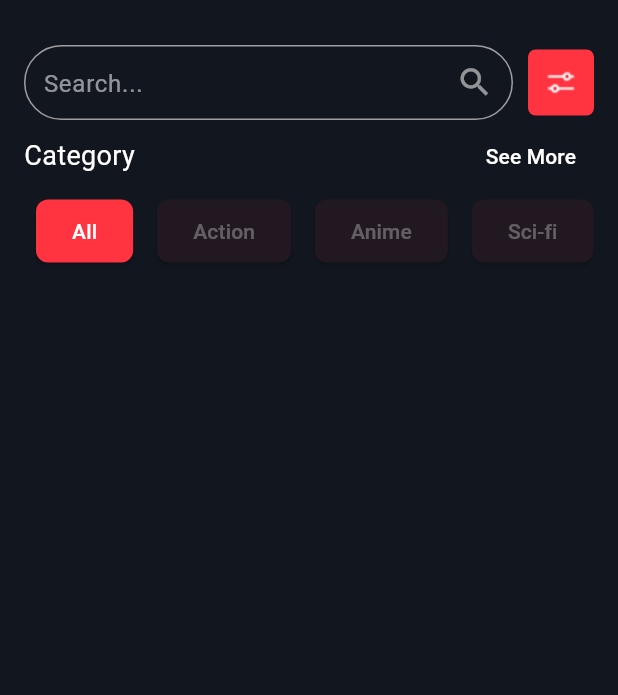
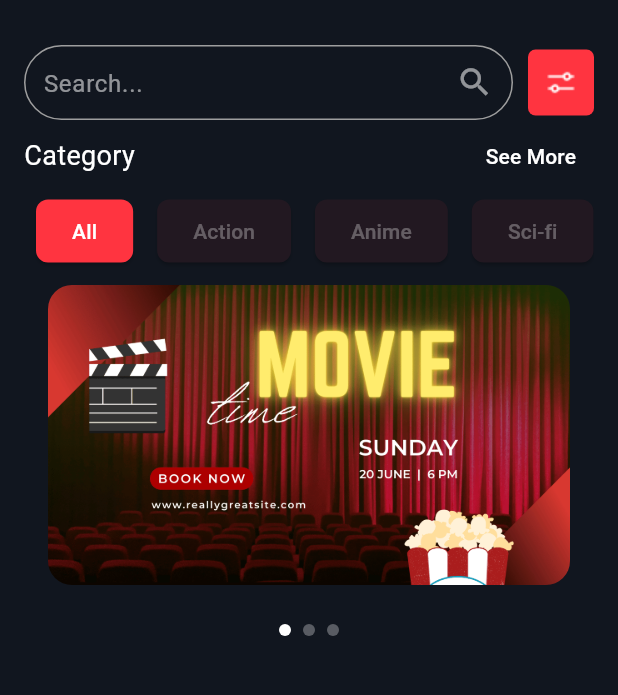
Before and after one commit to marmiju/HomeScrren-Ui, a Flutter app: the screen it shows after launch, on a phone screen of 412 x 824 dp, the part 105-800 px from its top. Run offline on Flutter 3.47's test engine with Material 3 defaults, Android fonts, the phone set to English and light mode, and no system bars; drawn by our look-alikes of smooth_page_indicator; our stand-ins replace google_fonts; Roboto replaces fonts that are missing (Akatab).

Commit message:
Image Cursore

```diff
--- a/lib/Screen/HomeScreen.dart
+++ b/lib/Screen/HomeScreen.dart
@@ -1,6 +1,7 @@
 import 'package:flutter/material.dart';
 import 'package:home_screen/widget/Category/Category.dart';
 import 'package:home_screen/widget/Header/Header.dart';
+import 'package:home_screen/widget/ImageCarsor.dart';
 import 'package:home_screen/widget/SearchBar/Serchbar.dart';
 
 class HomeScreen extends StatelessWidget {
@@ -19,6 +20,7 @@ class HomeScreen extends StatelessWidget {
               Header(),
               Serchbar(),
               Category(),
+              Imagecarsor(),
             ],
           ),
         ),
--- /dev/null
+++ b/lib/widget/ImageCarsor.dart
@@ -0,0 +1,57 @@
+import 'package:flutter/material.dart';
+import 'package:smooth_page_indicator/smooth_page_indicator.dart';
+
+class Imagecarsor extends StatefulWidget {
+  const Imagecarsor({super.key});
+
+  @override
+  State<Imagecarsor> createState() => _ImagecarsorState();
+}
+
+class _ImagecarsorState extends State<Imagecarsor> {
+  final PageController _pageController = PageController();
+  @override
+  Widget build(BuildContext context) {
+    List imageList = [1,2,3];
+
+    return Column(
+      children: [
+        Padding(
+          padding: const EdgeInsets.symmetric(vertical: 10),
+          child: SizedBox(
+            height: 200,
+            child: PageView.builder(
+              controller: _pageController,
+              itemCount:imageList.length,
+              itemBuilder: (_,index){
+                return Padding(
+                  padding: const EdgeInsets.symmetric(horizontal: 16),
+                  child: ClipRRect(
+                     borderRadius: BorderRadius.circular(16),
+                     child: Image.asset('assets/images/${imageList[index]}.png',
+                     fit: BoxFit.cover,
+                     ),
+
+                  ),
+                );
+              }),
+
+          ),
+        ),
+        SizedBox(height: 16),
+        SmoothPageIndicator(
+          controller: _pageController,
+          count: imageList.length,
+          effect: JumpingDotEffect(
+            dotColor: Colors.white30,
+            activeDotColor: Colors.white,
+            dotHeight: 8,
+            dotWidth: 8,
+            spacing: 8,
+
+          ),
+        ),
+      ],
+    );
+  }
+}
--- a/pubspec.yaml
+++ b/pubspec.yaml
@@ -35,6 +35,7 @@ dependencies:
   # Use with the CupertinoIcons class for iOS style icons.
   cupertino_icons: ^1.0.8
   google_fonts: ^6.2.1
+  smooth_page_indicator: ^1.2.0+3
 
 dev_dependencies:
   flutter_test:
@@ -61,7 +62,11 @@ flutter:
   # To add assets to your application, add an assets section, like this:
   assets:
      - assets/images/profile.png
+     - assets/images/1.png
+     - assets/images/2.png
+     - assets/images/3.png
      - assets/icons/Settings-adjust.png
+
 
   # An image asset can refer to one or more resolution-specific "variants", see
   # https://flutter.dev/to/resolution-aware-images
```
Also changed, not shown: assets/images/1.png (added), assets/images/2.png (added), assets/images/3.png (added), pubspec.lock.
